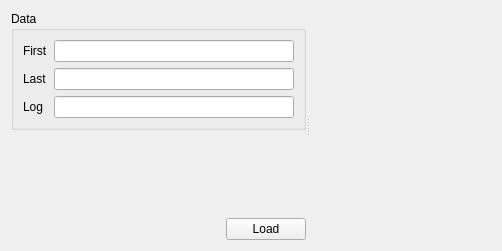
Qt form Code/Mantid/MantidQt/CustomInterfaces/inc/MantidQtCustomInterfaces/Muon/ALCDataLoadingView.ui (mantidproject/mantid) before a commit.
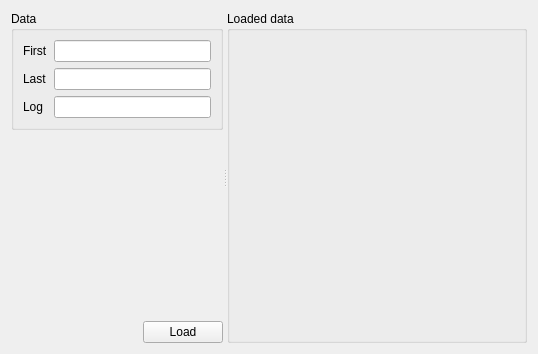
The same form after that commit. Custom widgets are drawn as their Qt base class.

Patch:
```diff
--- a/Code/Mantid/MantidQt/CustomInterfaces/inc/MantidQtCustomInterfaces/Muon/ALCDataLoadingView.ui
+++ b/Code/Mantid/MantidQt/CustomInterfaces/inc/MantidQtCustomInterfaces/Muon/ALCDataLoadingView.ui
@@ -6,8 +6,8 @@
    <rect>
     <x>0</x>
     <y>0</y>
-    <width>502</width>
-    <height>251</height>
+    <width>538</width>
+    <height>354</height>
    </rect>
   </property>
   <property name="windowTitle">
@@ -38,7 +38,14 @@
            </widget>
           </item>
           <item row="0" column="1">
-           <widget class="QLineEdit" name="firstRun"/>
+           <widget class="QLineEdit" name="firstRun">
+            <property name="minimumSize">
+             <size>
+              <width>100</width>
+              <height>0</height>
+             </size>
+            </property>
+           </widget>
           </item>
           <item row="1" column="0">
            <widget class="QLabel" name="label_2">
@@ -48,7 +55,14 @@
            </widget>
           </item>
           <item row="1" column="1">
-           <widget class="QLineEdit" name="lastRun"/>
+           <widget class="QLineEdit" name="lastRun">
+            <property name="minimumSize">
+             <size>
+              <width>100</width>
+              <height>0</height>
+             </size>
+            </property>
+           </widget>
           </item>
           <item row="2" column="0">
            <widget class="QLabel" name="label_3">
@@ -58,7 +72,14 @@
            </widget>
           </item>
           <item row="2" column="1">
-           <widget class="QLineEdit" name="log"/>
+           <widget class="QLineEdit" name="log">
+            <property name="minimumSize">
+             <size>
+              <width>100</width>
+              <height>0</height>
+             </size>
+            </property>
+           </widget>
           </item>
          </layout>
         </widget>
@@ -102,7 +123,22 @@
        </item>
       </layout>
      </widget>
-     <widget class="QwtPlot" name="dataPlot"/>
+     <widget class="QGroupBox" name="groupBox">
+      <property name="minimumSize">
+       <size>
+        <width>300</width>
+        <height>300</height>
+       </size>
+      </property>
+      <property name="title">
+       <string>Loaded data</string>
+      </property>
+      <layout class="QVBoxLayout" name="verticalLayout_2">
+       <item>
+        <widget class="QwtPlot" name="dataPlot"/>
+       </item>
+      </layout>
+     </widget>
     </widget>
    </item>
   </layout>
```
Left out of the diff: 2 changed lines with no effect on the pictures.
